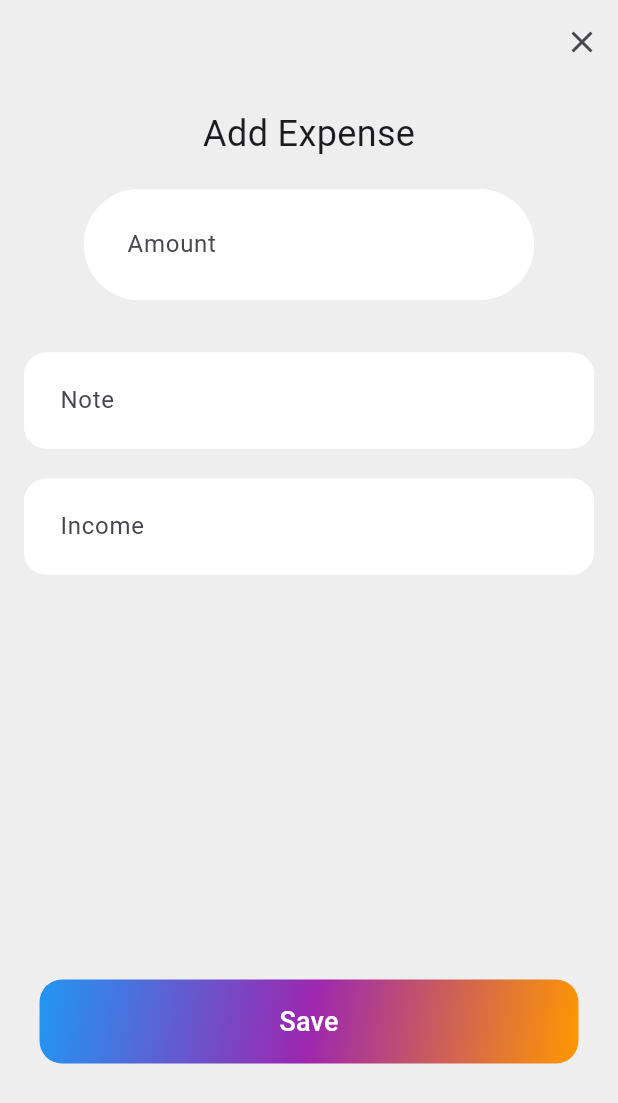
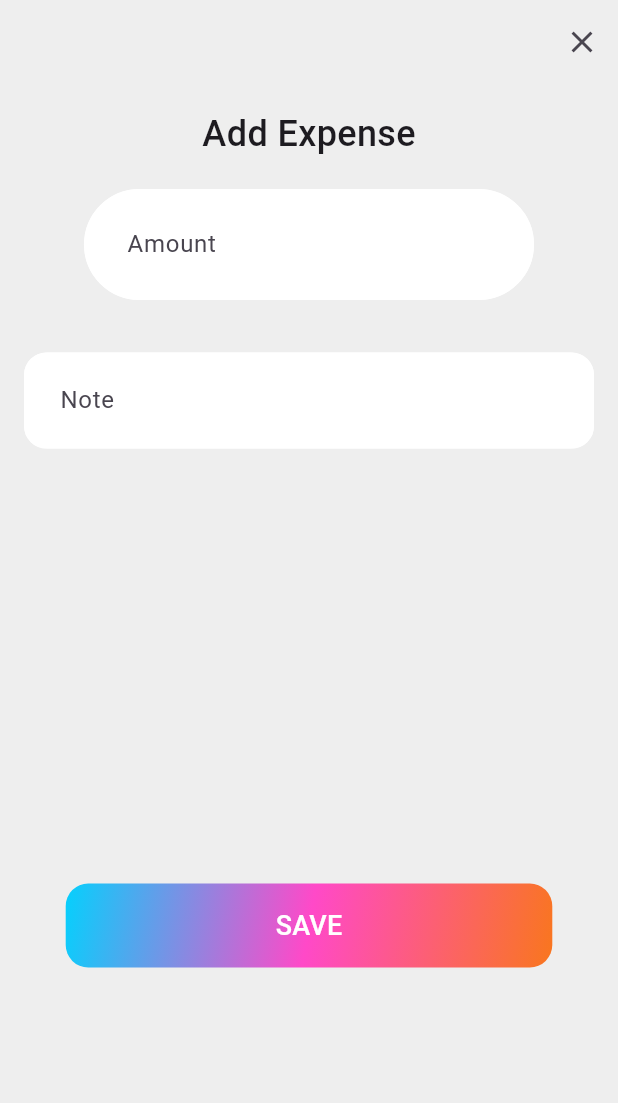
Before and after one commit to mithun205/Ex, a Flutter app: the AddExpensePage screen opened directly, on a phone screen of 412 x 824 dp. Shown: the top 1103 px of the screen. Run offline on Flutter 3.47's test engine with Material 3 defaults, Android fonts, the phone set to English and light mode, and no system bars; our stand-ins replace flutter_slidable, shared_preferences; accounts and stored records are empty.

Commit message:
expence.dart

```diff
--- a/lib/expence.dart
+++ b/lib/expence.dart
@@ -1,67 +1,70 @@
 import 'package:flutter/material.dart';
 
-
 class AddExpensePage extends StatefulWidget {
-  const AddExpensePage({Key? key}) : super(key: key);
+  const AddExpensePage({super.key});
 
   @override
-  State<AddExpensePage> createState() => _AddExpensePageState();
+  _AddExpensePageState createState() => _AddExpensePageState();
 }
 
 class _AddExpensePageState extends State<AddExpensePage> {
-  final TextEditingController _amountController = TextEditingController();
-  final TextEditingController _descriptionController = TextEditingController();
-  final TextEditingController _incomeController = TextEditingController(); // Add income controller
+  final _amountController = TextEditingController();
+  final _descriptionController = TextEditingController();
+
 
   _saveExpense() {
     String amount = _amountController.text;
     String description = _descriptionController.text;
-    String income = _incomeController.text; // Get income input
 
-    if (amount.isNotEmpty && description.isNotEmpty ) {
+
+    if (amount.isNotEmpty && description.isNotEmpty) {
+
       Map<String, dynamic> newExpense = {
         'amount': amount,
         'description': description,
+
       };
-      Navigator.pop(context, {'expense': newExpense, 'income': income}); // Pass income as well
+      Navigator.pop(context, newExpense);
     }
   }
-
-
 
   @override
   Widget build(BuildContext context) {
     return Scaffold(
+
       backgroundColor: Colors.grey[200],
-     appBar: AppBar(
+      appBar: AppBar(
         automaticallyImplyLeading: false,
-        actions: [IconButton(onPressed:(){
-            Navigator.pop(context);
-        }, icon:Icon(Icons.close_outlined))],
+        actions: [
+          IconButton(
+              onPressed: () {
+                Navigator.pop(context);
+              },
+              icon: const Icon(Icons.close_outlined))
+        ],
         backgroundColor: Colors.transparent,
-
       ),
 
-      body:Padding(
+      body: Padding(
         padding: const EdgeInsets.all(16.0),
         child: SingleChildScrollView(
           child: Column(
             children: [
-              Text('Add Expense', style: TextStyle(fontSize: 24)),
-              SizedBox(
-                height: 20,
-              ),
+              const Text('Add Expense',
+                  style: TextStyle(fontSize: 24, fontWeight: FontWeight.w500)),
+
+              const SizedBox(height: 20,),
+
               Padding(
                 padding: const EdgeInsets.only(right: 40, left: 40),
                 child: TextField(
                   textAlign: TextAlign.center,
-
                   cursorColor: Colors.black,
                   cursorHeight: 30,
                   controller: _amountController,
                   keyboardType: TextInputType.number,
                   decoration: InputDecoration(
-                    contentPadding: EdgeInsets.all(25),
+                    contentPadding: const EdgeInsets.all(25),
                     labelText: 'Amount',
                     fillColor: Colors.white,
                     filled: true,
@@ -70,24 +73,26 @@ class _AddExpensePageState extends State<AddExpensePage> {
                     ),
                     enabledBorder: OutlineInputBorder(
                       borderRadius: BorderRadius.circular(40),
-                      borderSide: BorderSide(
-                          color: Colors.white), // White border when not focused
+                      borderSide: const BorderSide(
+                          color: Colors.white),
                     ),
                     focusedBorder: OutlineInputBorder(
                       borderRadius: BorderRadius.circular(40),
-                      borderSide: BorderSide(
+                      borderSide: const BorderSide(
                           color: Colors.grey,
-                          width: 2), // White border when focused
+                          width: 2),
                     ),
                   ),
                 ),
               ),
-              SizedBox(height: 35),
+
+              const SizedBox(height: 35),
+
               TextField(
                 cursorColor: Colors.black,
                 controller: _descriptionController,
                 decoration: InputDecoration(
-                  contentPadding: EdgeInsets.all(20),
+                  contentPadding: const EdgeInsets.all(20),
                   labelText: 'Note',
                   fillColor: Colors.white,
                   filled: true,
@@ -96,74 +101,51 @@ class _AddExpensePageState extends State<AddExpensePage> {
                   ),
                   enabledBorder: OutlineInputBorder(
                     borderRadius: BorderRadius.circular(15),
-                    borderSide: BorderSide(
-                        color: Colors.white), // White border when not focused
+                    borderSide: const BorderSide(
+                        color: Colors.white),
                   ),
                   focusedBorder: OutlineInputBorder(
                     borderRadius: BorderRadius.circular(15),
-                    borderSide: BorderSide(
+                    borderSide: const BorderSide(
                         color: Colors.grey,
-                        width: 2), // White border when focused
+                        width: 2),
                   ),
                 ),
               ),
-              SizedBox(height: 20),
-              TextField(
-                controller: _incomeController, // Income input field
-              keyboardType: TextInputType.number, //---------------------------------
-                cursorColor: Colors.black,
-                decoration: InputDecoration(
-                    contentPadding: EdgeInsets.all(20),
-                    labelText: 'Income',
-                    fillColor: Colors.white,
-                    filled: true,
-                    border: OutlineInputBorder(
-                      borderRadius: BorderRadius.circular(15),
-                     ),
-                    enabledBorder: OutlineInputBorder(
-                      borderRadius: BorderRadius.circular(15),
-                      borderSide: BorderSide(
-                          color: Colors.white), // White border when not focused
-                    ),
-                    focusedBorder: OutlineInputBorder(
-                      borderRadius: BorderRadius.circular(15),
-                      borderSide: BorderSide(
-                          color: Colors.grey,
-                          width: 2), // White border when focused
-                    )),
-              ),
-              SizedBox(height: 20),
 
+              const SizedBox(height: 290),
 
-
-              SizedBox(height: 250),
               Container(
                 decoration: BoxDecoration(
-                  gradient: LinearGradient(
-                    colors: [Colors.blue, Colors.purple, Colors.orange],
+                  gradient: const LinearGradient(
+                    colors: [
+                      Color.fromARGB(255, 5, 208, 253),
+                      Color.fromARGB(255, 255, 73, 200),
+                      Color.fromARGB(255, 249, 118, 30)
+                    ],
                     begin: Alignment.topLeft,
                     end: Alignment.bottomRight,
                   ),
                   borderRadius: BorderRadius.circular(
-                      15), // Match the button's border radius
+                      15),
                 ),
                 child: ElevatedButton(
                   style: ElevatedButton.styleFrom(
-                    padding:
-                        EdgeInsets.symmetric(horizontal: 160, vertical: 15),
+                    padding: const EdgeInsets.symmetric(
+                        horizontal: 140, vertical: 15),
                     backgroundColor: Colors
-                        .transparent, // Make button background transparent
+                        .transparent,
                     shadowColor: Colors
-                        .transparent, // Remove shadow to show gradient clearly
+                        .transparent,
                     shape: RoundedRectangleBorder(
                       borderRadius: BorderRadius.circular(15),
                     ),
                   ),
-                  child: Text(
-                    'Save',
+                  onPressed: _saveExpense,
+                  child: const Text(
+                    'SAVE',
                     style: TextStyle(fontSize: 18, color: Colors.white),
                   ),
-                  onPressed: _saveExpense,
                 ),
               ),
             ],
```
